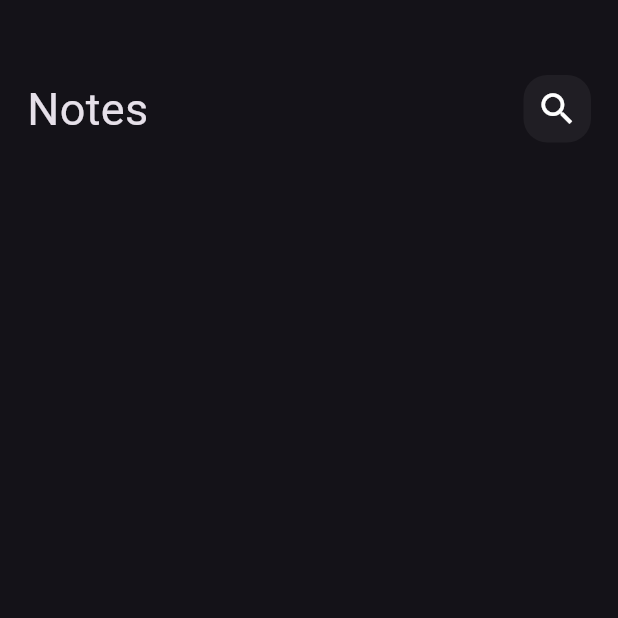
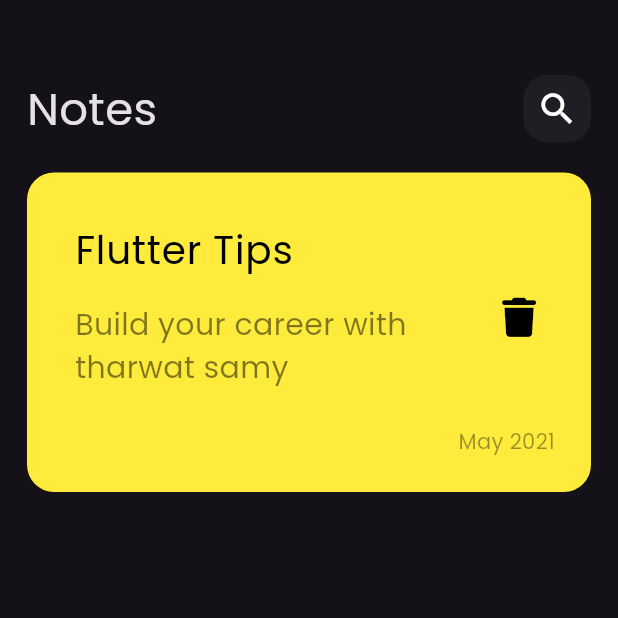
Before and after one commit to Afwra/flutter_notes_app_tharwat_samy, a Flutter app: the screen it shows after launch, on a phone screen of 412 x 824 dp, the top half of it. Run offline on Flutter 3.47's test engine with Material 3 defaults, Android fonts, the phone set to English and light mode, and no system bars; our stand-ins replace font_awesome_flutter.

Commit message:
created custom note item

```diff
--- a/lib/main.dart
+++ b/lib/main.dart
@@ -11,7 +11,7 @@ class NotesApp extends StatelessWidget {
   @override
   Widget build(BuildContext context) {
     return MaterialApp(
-      theme: ThemeData(brightness: Brightness.dark),
+      theme: ThemeData(brightness: Brightness.dark, fontFamily: 'Poppins'),
       home: const NotesView(),
       debugShowCheckedModeBanner: false,
     );
--- /dev/null
+++ b/lib/views/widgets/note_item.dart
@@ -0,0 +1,57 @@
+import 'package:flutter/material.dart';
+import 'package:font_awesome_flutter/font_awesome_flutter.dart';
+
+class NoteItem extends StatelessWidget {
+  const NoteItem({super.key});
+
+  @override
+  Widget build(BuildContext context) {
+    return Container(
+      padding: const EdgeInsets.only(
+        top: 24,
+        bottom: 24,
+        left: 16,
+      ),
+      decoration: BoxDecoration(
+        color: Colors.yellow,
+        borderRadius: BorderRadius.circular(18),
+      ),
+      child: Column(
+        crossAxisAlignment: CrossAxisAlignment.end,
+        children: [
+          ListTile(
+            title: const Text(
+              'Flutter Tips',
+              style: TextStyle(color: Colors.black, fontSize: 26),
+            ),
+            subtitle: Padding(
+              padding: const EdgeInsets.only(top: 16.0, bottom: 16),
+              child: Text(
+                'Build your career with tharwat samy',
+                style: TextStyle(
+                  color: Colors.black.withOpacity(0.5),
+                  fontSize: 20,
+                ),
+              ),
+            ),
+            trailing: IconButton(
+              icon: const Icon(
+                FontAwesomeIcons.trash,
+                color: Colors.black,
+                size: 26,
+              ),
+              onPressed: () {},
+            ),
+          ),
+          Padding(
+            padding: const EdgeInsets.only(right: 24.0),
+            child: Text(
+              'May 2021',
+              style: TextStyle(color: Colors.black.withOpacity(0.4)),
+            ),
+          ),
+        ],
+      ),
+    );
+  }
+}
--- a/lib/views/widgets/notes_view_body.dart
+++ b/lib/views/widgets/notes_view_body.dart
@@ -1,5 +1,7 @@
+import 'package:flutter/material.dart';
 import 'package:flutter/widgets.dart';
 import 'package:notes_app/views/widgets/custom_app_bar.dart';
+import 'package:notes_app/views/widgets/note_item.dart';
 
 class NotesViewBody extends StatelessWidget {
   const NotesViewBody({super.key});
@@ -7,13 +9,17 @@ class NotesViewBody extends StatelessWidget {
   @override
   Widget build(BuildContext context) {
     return const Padding(
-      padding: const EdgeInsets.symmetric(horizontal: 18),
+      padding: EdgeInsets.symmetric(horizontal: 18),
       child: Column(
         children: [
-          const SizedBox(
+          SizedBox(
             height: 50,
           ),
           CustomAppBar(),
+          SizedBox(
+            height: 20,
+          ),
+          NoteItem(),
         ],
       ),
     );
```
Also changed, not shown: pubspec.yaml (+7 -11 lines), assets/fonts/Poppins-Bold.ttf (added), assets/fonts/Poppins-Regular.ttf (added), pubspec.lock.
